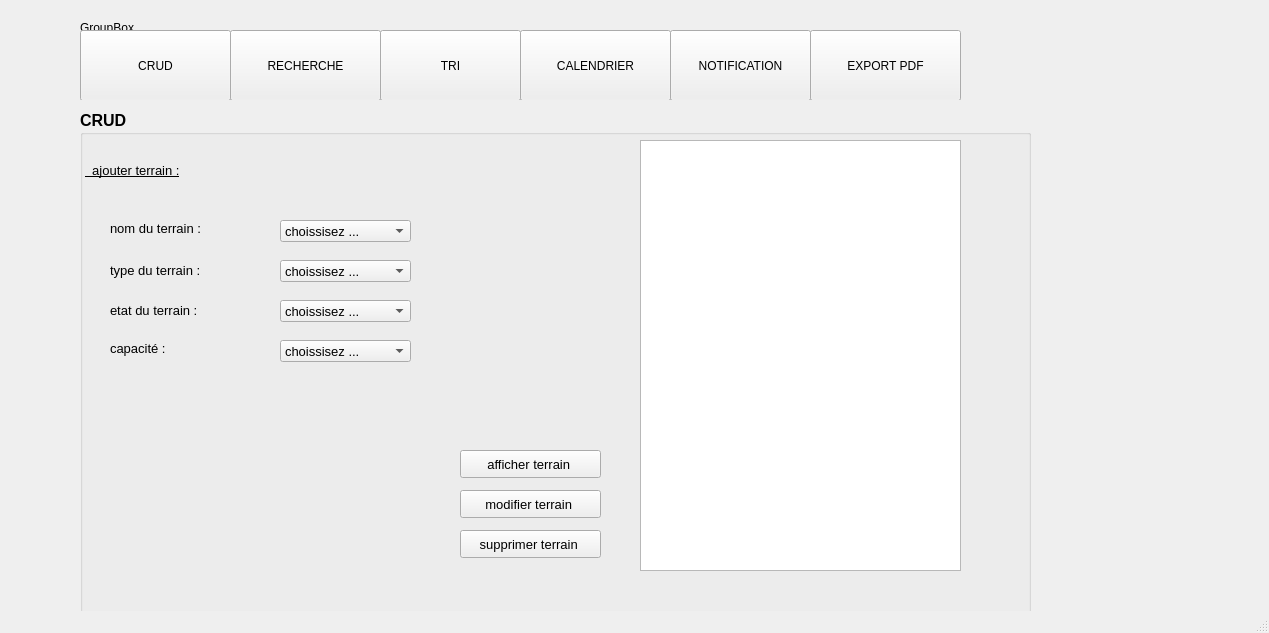
Qt form mainwindow.ui (msii-esprit/Projet_CPP_2A26) before a commit.
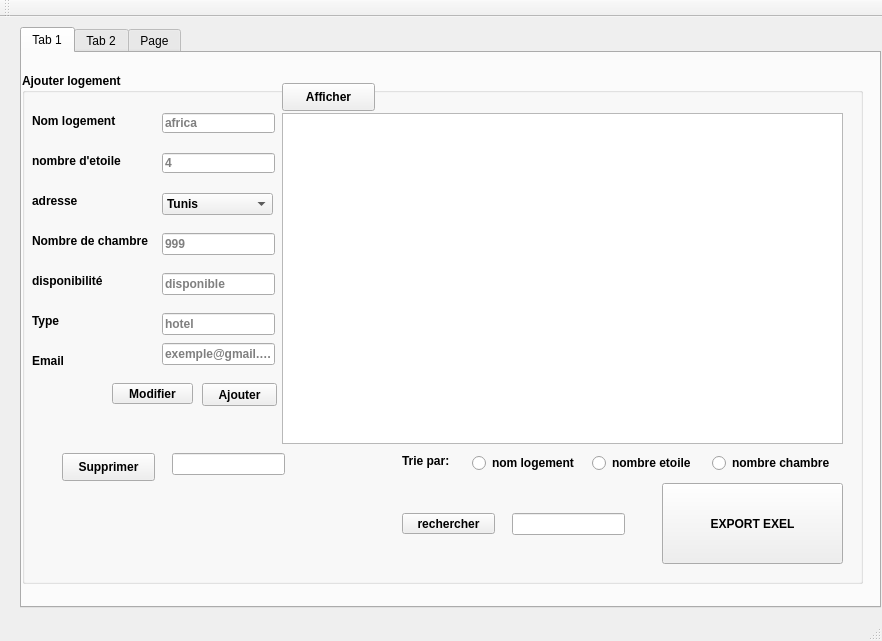
The same form after that commit. The open tabs and pages were chosen to show the change.

```diff
--- a/mainwindow.ui
+++ b/mainwindow.ui
@@ -6,454 +6,743 @@
    <rect>
     <x>0</x>
     <y>0</y>
-    <width>1269</width>
-    <height>633</height>
+    <width>882</width>
+    <height>641</height>
    </rect>
   </property>
   <property name="windowTitle">
    <string>MainWindow</string>
   </property>
-  <widget class="QWidget" name="centralwidget">
-   <widget class="QGroupBox" name="groupBox">
+  <widget class="QWidget" name="centralWidget">
+   <widget class="QTabWidget" name="tabWidget">
     <property name="geometry">
      <rect>
-      <x>80</x>
-      <y>110</y>
-      <width>951</width>
+      <x>20</x>
+      <y>10</y>
+      <width>861</width>
       <height>581</height>
      </rect>
     </property>
-    <property name="font">
-     <font>
-      <family>MS Shell Dlg 2</family>
-      <pointsize>12</pointsize>
-      <weight>75</weight>
-      <bold>true</bold>
-      <underline>false</underline>
-     </font>
+    <property name="currentIndex">
+     <number>1</number>
     </property>
-    <property name="title">
-     <string>CRUD</string>
-    </property>
-    <widget class="QLabel" name="label">
-     <property name="geometry">
-      <rect>
-       <x>5</x>
-       <y>50</y>
-       <width>181</width>
-       <height>20</height>
-      </rect>
-     </property>
-     <property name="font">
-      <font>
-       <pointsize>10</pointsize>
-       <weight>50</weight>
-       <bold>false</bold>
-       <underline>true</underline>
-      </font>
-     </property>
-     <property name="text">
-      <string>  ajouter terrain :</string>
-     </property>
-    </widget>
-    <widget class="QLabel" name="label_2">
-     <property name="geometry">
-      <rect>
-       <x>30</x>
-       <y>150</y>
-       <width>131</width>
-       <height>20</height>
-      </rect>
-     </property>
-     <property name="font">
-      <font>
-       <pointsize>10</pointsize>
-       <weight>50</weight>
-       <bold>false</bold>
-      </font>
-     </property>
-     <property name="text">
-      <string>type du terrain :</string>
-     </property>
-    </widget>
-    <widget class="QLabel" name="label_3">
-     <property name="geometry">
-      <rect>
-       <x>30</x>
-       <y>190</y>
-       <width>131</width>
-       <height>20</height>
-      </rect>
-     </property>
-     <property name="font">
-      <font>
-       <pointsize>10</pointsize>
-       <weight>50</weight>
-       <bold>false</bold>
-      </font>
-     </property>
-     <property name="text">
-      <string>etat du terrain :</string>
-     </property>
-    </widget>
-    <widget class="QLabel" name="label_4">
-     <property name="geometry">
-      <rect>
-       <x>30</x>
-       <y>230</y>
-       <width>101</width>
-       <height>16</height>
-      </rect>
-     </property>
-     <property name="font">
-      <font>
-       <pointsize>10</pointsize>
-       <weight>50</weight>
-       <bold>false</bold>
-      </font>
-     </property>
-     <property name="text">
-      <string>capacité :</string>
-     </property>
-    </widget>
-    <widget class="QComboBox" name="comboBox">
-     <property name="geometry">
-      <rect>
-       <x>200</x>
-       <y>150</y>
-       <width>131</width>
-       <height>22</height>
-      </rect>
-     </property>
-     <property name="font">
-      <font>
-       <pointsize>10</pointsize>
-       <weight>50</weight>
-       <bold>false</bold>
-      </font>
-     </property>
-     <item>
-      <property name="text">
-       <string>choissisez ...</string>
+    <widget class="QWidget" name="tab">
+     <attribute name="title">
+      <string>Tab 1</string>
+     </attribute>
+     <widget class="QGroupBox" name="groupBox">
+      <property name="geometry">
+       <rect>
+        <x>0</x>
+        <y>20</y>
+        <width>841</width>
+        <height>511</height>
+       </rect>
       </property>
-     </item>
-     <item>
-      <property name="text">
-       <string>terrain foot</string>
+      <property name="font">
+       <font>
+        <weight>75</weight>
+        <bold>true</bold>
+        <underline>false</underline>
+       </font>
       </property>
-     </item>
-     <item>
-      <property name="text">
-       <string>terrain basketball</string>
+      <property name="title">
+       <string>Ajouter logement</string>
       </property>
-     </item>
-     <item>
-      <property name="text">
-       <string>piscine </string>
-      </property>
-     </item>
+      <widget class="QLabel" name="label">
+       <property name="geometry">
+        <rect>
+         <x>10</x>
+         <y>40</y>
+         <width>101</width>
+         <height>16</height>
+        </rect>
+       </property>
+       <property name="frameShape">
+        <enum>QFrame::NoFrame</enum>
+       </property>
+       <property name="frameShadow">
+        <enum>QFrame::Plain</enum>
+       </property>
+       <property name="text">
+        <string>Nom logement</string>
+       </property>
+      </widget>
+      <widget class="QLabel" name="label_2">
+       <property name="geometry">
+        <rect>
+         <x>10</x>
+         <y>80</y>
+         <width>101</width>
+         <height>16</height>
+        </rect>
+       </property>
+       <property name="text">
+        <string>nombre d'etoile</string>
+       </property>
+      </widget>
+      <widget class="QLabel" name="label_3">
+       <property name="geometry">
+        <rect>
+         <x>10</x>
+         <y>120</y>
+         <width>61</width>
+         <height>16</height>
+        </rect>
+       </property>
+       <property name="text">
+        <string>adresse</string>
+       </property>
+      </widget>
+      <widget class="QLineEdit" name="nom_logement">
+       <property name="geometry">
+        <rect>
+         <x>140</x>
+         <y>40</y>
+         <width>113</width>
+         <height>20</height>
+        </rect>
+       </property>
+       <property name="placeholderText">
+        <string>africa</string>
+       </property>
+      </widget>
+      <widget class="QLineEdit" name="nbr_etoile">
+       <property name="geometry">
+        <rect>
+         <x>140</x>
+         <y>80</y>
+         <width>113</width>
+         <height>20</height>
+        </rect>
+       </property>
+       <property name="placeholderText">
+        <string>4</string>
+       </property>
+      </widget>
+      <widget class="QLineEdit" name="nbr_ch">
+       <property name="geometry">
+        <rect>
+         <x>140</x>
+         <y>160</y>
+         <width>113</width>
+         <height>22</height>
+        </rect>
+       </property>
+       <property name="placeholderText">
+        <string>999</string>
+       </property>
+      </widget>
+      <widget class="QLabel" name="label_4">
+       <property name="geometry">
+        <rect>
+         <x>10</x>
+         <y>160</y>
+         <width>131</width>
+         <height>16</height>
+        </rect>
+       </property>
+       <property name="text">
+        <string>Nombre de chambre</string>
+       </property>
+      </widget>
+      <widget class="QLabel" name="label_5">
+       <property name="geometry">
+        <rect>
+         <x>10</x>
+         <y>200</y>
+         <width>91</width>
+         <height>16</height>
+        </rect>
+       </property>
+       <property name="text">
+        <string>disponibilité</string>
+       </property>
+      </widget>
+      <widget class="QLabel" name="label_6">
+       <property name="geometry">
+        <rect>
+         <x>10</x>
+         <y>240</y>
+         <width>71</width>
+         <height>16</height>
+        </rect>
+       </property>
+       <property name="text">
+        <string>Type</string>
+       </property>
+      </widget>
+      <widget class="QLineEdit" name="disponibilite">
+       <property name="geometry">
+        <rect>
+         <x>140</x>
+         <y>200</y>
+         <width>113</width>
+         <height>22</height>
+        </rect>
+       </property>
+       <property name="placeholderText">
+        <string>disponible</string>
+       </property>
+      </widget>
+      <widget class="QLineEdit" name="type">
+       <property name="geometry">
+        <rect>
+         <x>140</x>
+         <y>240</y>
+         <width>113</width>
+         <height>22</height>
+        </rect>
+       </property>
+       <property name="placeholderText">
+        <string>hotel</string>
+       </property>
+      </widget>
+      <widget class="QLabel" name="label_7">
+       <property name="geometry">
+        <rect>
+         <x>10</x>
+         <y>280</y>
+         <width>71</width>
+         <height>16</height>
+        </rect>
+       </property>
+       <property name="text">
+        <string>Email</string>
+       </property>
+      </widget>
+      <widget class="QLineEdit" name="in_out">
+       <property name="geometry">
+        <rect>
+         <x>140</x>
+         <y>270</y>
+         <width>113</width>
+         <height>22</height>
+        </rect>
+       </property>
+       <property name="placeholderText">
+        <string>exemple@gmail.com</string>
+       </property>
+      </widget>
+      <widget class="QTableView" name="tab_log">
+       <property name="geometry">
+        <rect>
+         <x>260</x>
+         <y>40</y>
+         <width>561</width>
+         <height>331</height>
+        </rect>
+       </property>
+      </widget>
+      <widget class="QPushButton" name="pushButton_9">
+       <property name="geometry">
+        <rect>
+         <x>90</x>
+         <y>310</y>
+         <width>81</width>
+         <height>21</height>
+        </rect>
+       </property>
+       <property name="text">
+        <string>Modifier</string>
+       </property>
+      </widget>
+      <widget class="QPushButton" name="Supprimer">
+       <property name="geometry">
+        <rect>
+         <x>40</x>
+         <y>380</y>
+         <width>93</width>
+         <height>28</height>
+        </rect>
+       </property>
+       <property name="text">
+        <string>Supprimer</string>
+       </property>
+      </widget>
+      <widget class="QPushButton" name="bta">
+       <property name="geometry">
+        <rect>
+         <x>260</x>
+         <y>10</y>
+         <width>93</width>
+         <height>28</height>
+        </rect>
+       </property>
+       <property name="text">
+        <string>Afficher</string>
+       </property>
+      </widget>
+      <widget class="QPushButton" name="pb_ok">
+       <property name="geometry">
+        <rect>
+         <x>180</x>
+         <y>310</y>
+         <width>75</width>
+         <height>23</height>
+        </rect>
+       </property>
+       <property name="text">
+        <string>Ajouter</string>
+       </property>
+      </widget>
+      <widget class="QLineEdit" name="sup">
+       <property name="geometry">
+        <rect>
+         <x>150</x>
+         <y>380</y>
+         <width>113</width>
+         <height>22</height>
+        </rect>
+       </property>
+      </widget>
+      <widget class="QRadioButton" name="trienbetoile">
+       <property name="geometry">
+        <rect>
+         <x>570</x>
+         <y>380</y>
+         <width>121</width>
+         <height>20</height>
+        </rect>
+       </property>
+       <property name="text">
+        <string>nombre etoile</string>
+       </property>
+      </widget>
+      <widget class="QRadioButton" name="triechambre">
+       <property name="geometry">
+        <rect>
+         <x>690</x>
+         <y>380</y>
+         <width>131</width>
+         <height>20</height>
+        </rect>
+       </property>
+       <property name="text">
+        <string>nombre chambre</string>
+       </property>
+      </widget>
+      <widget class="QRadioButton" name="trielog">
+       <property name="geometry">
+        <rect>
+         <x>450</x>
+         <y>380</y>
+         <width>121</width>
+         <height>20</height>
+        </rect>
+       </property>
+       <property name="text">
+        <string>nom logement</string>
+       </property>
+      </widget>
+      <widget class="QLabel" name="label_8">
+       <property name="geometry">
+        <rect>
+         <x>380</x>
+         <y>380</y>
+         <width>56</width>
+         <height>16</height>
+        </rect>
+       </property>
+       <property name="text">
+        <string>Trie par:</string>
+       </property>
+      </widget>
+      <widget class="QLineEdit" name="cherche">
+       <property name="geometry">
+        <rect>
+         <x>490</x>
+         <y>440</y>
+         <width>113</width>
+         <height>22</height>
+        </rect>
+       </property>
+      </widget>
+      <widget class="QPushButton" name="recherche">
+       <property name="geometry">
+        <rect>
+         <x>380</x>
+         <y>440</y>
+         <width>93</width>
+         <height>21</height>
+        </rect>
+       </property>
+       <property name="text">
+        <string>rechercher</string>
+       </property>
+      </widget>
+      <widget class="QComboBox" name="adresse">
+       <property name="geometry">
+        <rect>
+         <x>140</x>
+         <y>120</y>
+         <width>111</width>
+         <height>22</height>
+        </rect>
+       </property>
+       <item>
+        <property name="text">
+         <string>Tunis</string>
+        </property>
+       </item>
+       <item>
+        <property name="text">
+         <string>Sousse</string>
+        </property>
+       </item>
+       <item>
+        <property name="text">
+         <string>Hamamet</string>
+        </property>
+       </item>
+       <item>
+        <property name="text">
+         <string>Bizerte</string>
+        </property>
+       </item>
+       <item>
+        <property name="text">
+         <string>Monastir</string>
+        </property>
+       </item>
+       <item>
+        <property name="text">
+         <string>Sfax</string>
+        </property>
+       </item>
+       <item>
+        <property name="text">
+         <string>Mahdia</string>
+        </property>
+       </item>
+       <item>
+        <property name="text">
+         <string>Nabeul</string>
+        </property>
+       </item>
+       <item>
+        <property name="text">
+         <string>Kairouan</string>
+        </property>
+       </item>
+       <item>
+        <property name="text">
+         <string>Gabes</string>
+        </property>
+       </item>
+       <item>
+        <property name="text">
+         <string>Tozeur</string>
+        </property>
+       </item>
+       <item>
+        <property name="text">
+         <string>Kasserine</string>
+        </property>
+       </item>
+       <item>
+        <property name="text">
+         <string>Kef</string>
+        </property>
+       </item>
+       <item>
+        <property name="text">
+         <string>Siliana</string>
+        </property>
+       </item>
+       <item>
+        <property name="text">
+         <string>Sidi Bouzid</string>
+        </property>
+       </item>
+       <item>
+        <property name="text">
+         <string>Gafsa</string>
+        </property>
+       </item>
+       <item>
+        <property name="text">
+         <string>Jandouba</string>
+        </property>
+       </item>
+       <item>
+        <property name="text">
+         <string>Tataouin</string>
+        </property>
+       </item>
+       <item>
+        <property name="text">
+         <string>Beja</string>
+        </property>
+       </item>
+      </widget>
+      <widget class="QPushButton" name="pushButton_2">
+       <property name="geometry">
+        <rect>
+         <x>640</x>
+         <y>410</y>
+         <width>181</width>
+         <height>81</height>
+        </rect>
+       </property>
+       <property name="text">
+        <string>EXPORT EXEL</string>
+       </property>
+      </widget>
+     </widget>
     </widget>
-    <widget class="QComboBox" name="comboBox_2">
-     <property name="geometry">
-      <rect>
-       <x>200</x>
-       <y>190</y>
-       <width>131</width>
-       <height>22</height>
-      </rect>
-     </property>
-     <property name="font">
-      <font>
-       <pointsize>10</pointsize>
-       <weight>50</weight>
-       <bold>false</bold>
-      </font>
-     </property>
-     <item>
-      <property name="text">
-       <string>choissisez ...</string>
+    <widget class="QWidget" name="tab_2">
+     <attribute name="title">
+      <string>Tab 2</string>
+     </attribute>
+     <widget class="QGroupBox" name="groupBox_2">
+      <property name="geometry">
+       <rect>
+        <x>0</x>
+        <y>10</y>
+        <width>851</width>
+        <height>521</height>
+       </rect>
       </property>
-     </item>
-     <item>
-      <property name="text">
-       <string>médiocre</string>
+      <property name="title">
+       <string>generer facture</string>
       </property>
-     </item>
-     <item>
-      <property name="text">
-       <string>bonne </string>
-      </property>
-     </item>
-     <item>
-      <property name="text">
-       <string>excellente</string>
-      </property>
-     </item>
+      <widget class="QLabel" name="label_9">
+       <property name="geometry">
+        <rect>
+         <x>40</x>
+         <y>90</y>
+         <width>111</width>
+         <height>16</height>
+        </rect>
+       </property>
+       <property name="text">
+        <string>Nom</string>
+       </property>
+      </widget>
+      <widget class="QLineEdit" name="cin">
+       <property name="geometry">
+        <rect>
+         <x>160</x>
+         <y>60</y>
+         <width>181</width>
+         <height>22</height>
+        </rect>
+       </property>
+      </widget>
+      <widget class="QLabel" name="label_10">
+       <property name="geometry">
+        <rect>
+         <x>40</x>
+         <y>130</y>
+         <width>56</width>
+         <height>16</height>
+        </rect>
+       </property>
+       <property name="text">
+        <string>Prenom</string>
+       </property>
+      </widget>
+      <widget class="QLineEdit" name="prenom">
+       <property name="geometry">
+        <rect>
+         <x>160</x>
+         <y>130</y>
+         <width>181</width>
+         <height>22</height>
+        </rect>
+       </property>
+      </widget>
+      <widget class="QLabel" name="label_11">
+       <property name="geometry">
+        <rect>
+         <x>40</x>
+         <y>220</y>
+         <width>81</width>
+         <height>16</height>
+        </rect>
+       </property>
+       <property name="text">
+        <string>durée(nuits) </string>
+       </property>
+      </widget>
+      <widget class="QSpinBox" name="duree">
+       <property name="geometry">
+        <rect>
+         <x>170</x>
+         <y>220</y>
+         <width>42</width>
+         <height>22</height>
+        </rect>
+       </property>
+      </widget>
+      <widget class="QLabel" name="label_12">
+       <property name="geometry">
+        <rect>
+         <x>40</x>
+         <y>60</y>
+         <width>121</width>
+         <height>16</height>
+        </rect>
+       </property>
+       <property name="text">
+        <string>numero CIN</string>
+       </property>
+      </widget>
+      <widget class="QLineEdit" name="nom">
+       <property name="geometry">
+        <rect>
+         <x>160</x>
+         <y>90</y>
+         <width>181</width>
+         <height>22</height>
+        </rect>
+       </property>
+      </widget>
+      <widget class="QLabel" name="label_13">
+       <property name="geometry">
+        <rect>
+         <x>40</x>
+         <y>160</y>
+         <width>121</width>
+         <height>16</height>
+        </rect>
+       </property>
+       <property name="text">
+        <string>Numero chambre</string>
+       </property>
+      </widget>
+      <widget class="QLineEdit" name="nbr">
+       <property name="geometry">
+        <rect>
+         <x>160</x>
+         <y>160</y>
+         <width>181</width>
+         <height>22</height>
+        </rect>
+       </property>
+      </widget>
+      <widget class="QPushButton" name="pushButton">
+       <property name="geometry">
+        <rect>
+         <x>10</x>
+         <y>290</y>
+         <width>181</width>
+         <height>71</height>
+        </rect>
+       </property>
+       <property name="text">
+        <string>Generer Facture PDF</string>
+       </property>
+      </widget>
+      <widget class="QTableView" name="tab_facture">
+       <property name="geometry">
+        <rect>
+         <x>450</x>
+         <y>20</y>
+         <width>371</width>
+         <height>321</height>
+        </rect>
+       </property>
+      </widget>
+      <widget class="QPushButton" name="add">
+       <property name="geometry">
+        <rect>
+         <x>220</x>
+         <y>260</y>
+         <width>93</width>
+         <height>28</height>
+        </rect>
+       </property>
+       <property name="text">
+        <string>ajouter</string>
+       </property>
+      </widget>
+      <widget class="QPushButton" name="mailing">
+       <property name="geometry">
+        <rect>
+         <x>210</x>
+         <y>350</y>
+         <width>241</width>
+         <height>28</height>
+        </rect>
+       </property>
+       <property name="text">
+        <string>Envoyer Par Mail</string>
+       </property>
+      </widget>
+      <widget class="QLineEdit" name="a_mail">
+       <property name="geometry">
+        <rect>
+         <x>460</x>
+         <y>350</y>
+         <width>271</width>
+         <height>22</height>
+        </rect>
+       </property>
+      </widget>
+      <widget class="QLineEdit" name="msg">
+       <property name="geometry">
+        <rect>
+         <x>460</x>
+         <y>380</y>
+         <width>271</width>
+         <height>22</height>
+        </rect>
+       </property>
+      </widget>
+      <widget class="QLineEdit" name="mailiiinf">
+       <property name="geometry">
+        <rect>
+         <x>160</x>
+         <y>190</y>
+         <width>181</width>
+         <height>22</height>
+        </rect>
+       </property>
+      </widget>
+      <widget class="QLabel" name="label_14">
+       <property name="geometry">
+        <rect>
+         <x>40</x>
+         <y>190</y>
+         <width>121</width>
+         <height>16</height>
+        </rect>
+       </property>
+       <property name="text">
+        <string>Email</string>
+       </property>
+      </widget>
+      <widget class="QLineEdit" name="fact">
+       <property name="geometry">
+        <rect>
+         <x>10</x>
+         <y>370</y>
+         <width>181</width>
+         <height>22</height>
+        </rect>
+       </property>
+      </widget>
+      <widget class="QPushButton" name="browse">
+       <property name="geometry">
+        <rect>
+         <x>470</x>
+         <y>420</y>
+         <width>93</width>
+         <height>28</height>
+        </rect>
+       </property>
+       <property name="text">
+        <string>Browse</string>
+       </property>
+      </widget>
+     </widget>
     </widget>
-    <widget class="QComboBox" name="comboBox_3">
-     <property name="geometry">
-      <rect>
-       <x>200</x>
-       <y>230</y>
-       <width>131</width>
-       <height>22</height>
-      </rect>
-     </property>
-     <property name="font">
-      <font>
-       <pointsize>10</pointsize>
-       <weight>50</weight>
-       <bold>false</bold>
-      </font>
-     </property>
-     <item>
-      <property name="text">
-       <string>choissisez ...</string>
-      </property>
-     </item>
-     <item>
-      <property name="text">
-       <string>50</string>
-      </property>
-     </item>
-     <item>
-      <property name="text">
-       <string>20</string>
-      </property>
-     </item>
-     <item>
-      <property name="text">
-       <string>30</string>
-      </property>
-     </item>
-    </widget>
-    <widget class="QListView" name="listView">
-     <property name="geometry">
-      <rect>
-       <x>560</x>
-       <y>30</y>
-       <width>321</width>
-       <height>431</height>
-      </rect>
-     </property>
-    </widget>
-    <widget class="QPushButton" name="pushButton">
-     <property name="geometry">
-      <rect>
-       <x>380</x>
-       <y>380</y>
-       <width>141</width>
-       <height>28</height>
-      </rect>
-     </property>
-     <property name="font">
-      <font>
-       <pointsize>10</pointsize>
-       <weight>50</weight>
-       <bold>false</bold>
-      </font>
-     </property>
-     <property name="text">
-      <string>modifier terrain </string>
-     </property>
-    </widget>
-    <widget class="QPushButton" name="pushButton_2">
-     <property name="geometry">
-      <rect>
-       <x>380</x>
-       <y>420</y>
-       <width>141</width>
-       <height>28</height>
-      </rect>
-     </property>
-     <property name="font">
-      <font>
-       <pointsize>10</pointsize>
-       <weight>50</weight>
-       <bold>false</bold>
-      </font>
-     </property>
-     <property name="text">
-      <string>supprimer terrain </string>
-     </property>
-    </widget>
-    <widget class="QPushButton" name="pushButton_3">
-     <property name="geometry">
-      <rect>
-       <x>380</x>
-       <y>340</y>
-       <width>141</width>
-       <height>28</height>
-      </rect>
-     </property>
-     <property name="font">
-      <font>
-       <pointsize>10</pointsize>
-       <weight>50</weight>
-       <bold>false</bold>
-      </font>
-     </property>
-     <property name="text">
-      <string>afficher terrain </string>
-     </property>
-    </widget>
-    <widget class="QLabel" name="label_5">
-     <property name="geometry">
-      <rect>
-       <x>30</x>
-       <y>110</y>
-       <width>121</width>
-       <height>16</height>
-      </rect>
-     </property>
-     <property name="font">
-      <font>
-       <pointsize>10</pointsize>
-       <weight>50</weight>
-       <bold>false</bold>
-      </font>
-     </property>
-     <property name="text">
-      <string>nom du terrain :</string>
-     </property>
-    </widget>
-    <widget class="QComboBox" name="comboBox_4">
-     <property name="geometry">
-      <rect>
-       <x>200</x>
-       <y>110</y>
-       <width>131</width>
-       <height>22</height>
-      </rect>
-     </property>
-     <property name="font">
-      <font>
-       <pointsize>10</pointsize>
-       <weight>50</weight>
-       <bold>false</bold>
-      </font>
-     </property>
-     <item>
-      <property name="text">
-       <string>choissisez ...</string>
-      </property>
-     </item>
-     <item>
-      <property name="text">
-       <string>stade olympique d'el manzah</string>
-      </property>
-     </item>
-     <item>
-      <property name="text">
-       <string>stade HAMADI AGRBI rades</string>
-      </property>
-     </item>
-     <item>
-      <property name="text">
-       <string>stade olympique de sousse </string>
-      </property>
-     </item>
-     <item>
-      <property name="text">
-       <string>stade MOSTAFA BENJANNET </string>
-      </property>
-     </item>
-     <item>
-      <property name="text">
-       <string/>
-      </property>
-     </item>
-    </widget>
-   </widget>
-   <widget class="QGroupBox" name="groupBox_2">
-    <property name="geometry">
-     <rect>
-      <x>80</x>
-      <y>20</y>
-      <width>881</width>
-      <height>80</height>
-     </rect>
-    </property>
-    <property name="title">
-     <string>GroupBox</string>
-    </property>
-    <widget class="QPushButton" name="pushButton_4">
-     <property name="geometry">
-      <rect>
-       <x>0</x>
-       <y>10</y>
-       <width>151</width>
-       <height>71</height>
-      </rect>
-     </property>
-     <property name="text">
-      <string>CRUD</string>
-     </property>
-    </widget>
-    <widget class="QPushButton" name="pushButton_5">
-     <property name="geometry">
-      <rect>
-       <x>150</x>
-       <y>10</y>
-       <width>151</width>
-       <height>71</height>
-      </rect>
-     </property>
-     <property name="text">
-      <string>RECHERCHE</string>
-     </property>
-    </widget>
-    <widget class="QPushButton" name="pushButton_6">
-     <property name="geometry">
-      <rect>
-       <x>300</x>
-       <y>10</y>
-       <width>141</width>
-       <height>71</height>
-      </rect>
-     </property>
-     <property name="text">
-      <string>TRI</string>
-     </property>
-    </widget>
-    <widget class="QPushButton" name="pushButton_7">
-     <property name="geometry">
-      <rect>
-       <x>440</x>
-       <y>10</y>
-       <width>151</width>
-       <height>71</height>
-      </rect>
-     </property>
-     <property name="text">
-      <string>CALENDRIER</string>
-     </property>
-    </widget>
-    <widget class="QPushButton" name="pushButton_8">
-     <property name="geometry">
-      <rect>
-       <x>590</x>
-       <y>10</y>
-       <width>141</width>
-       <height>71</height>
-      </rect>
-     </property>
-     <property name="text">
-      <string>NOTIFICATION</string>
-     </property>
-    </widget>
-    <widget class="QPushButton" name="pushButton_9">
-     <property name="geometry">
-      <rect>
-       <x>730</x>
-       <y>10</y>
-       <width>151</width>
-       <height>71</height>
-      </rect>
-     </property>
-     <property name="text">
-      <string>EXPORT PDF</string>
-     </property>
+    <widget class="QWidget" name="tab_3">
+     <attribute name="title">
+      <string>Page</string>
+     </attribute>
     </widget>
    </widget>
   </widget>
@@ -467,8 +756,17 @@
     </rect>
    </property>
   </widget>
-  <widget class="QStatusBar" name="statusbar"/>
+  <widget class="QToolBar" name="mainToolBar">
+   <attribute name="toolBarArea">
+    <enum>TopToolBarArea</enum>
+   </attribute>
+   <attribute name="toolBarBreak">
+    <bool>false</bool>
+   </attribute>
+  </widget>
+  <widget class="QStatusBar" name="statusBar"/>
  </widget>
+ <layoutdefault spacing="6" margin="11"/>
  <resources/>
  <connections/>
 </ui>
```
Left out of the diff: 6 changed lines with no effect on the pictures.
